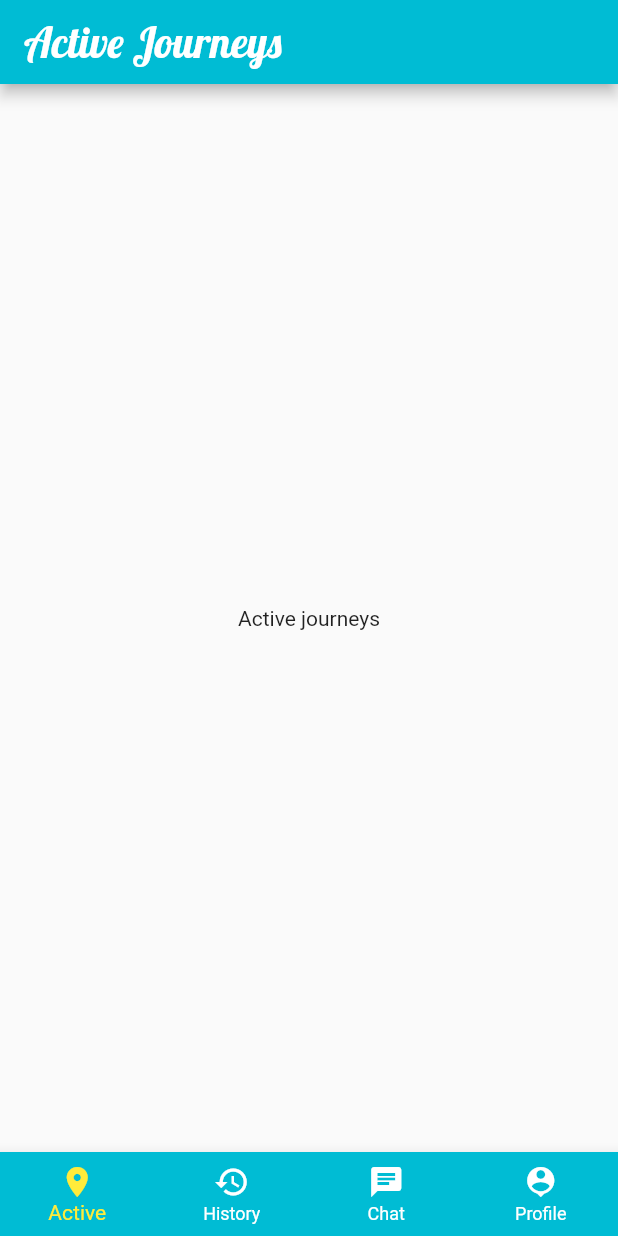
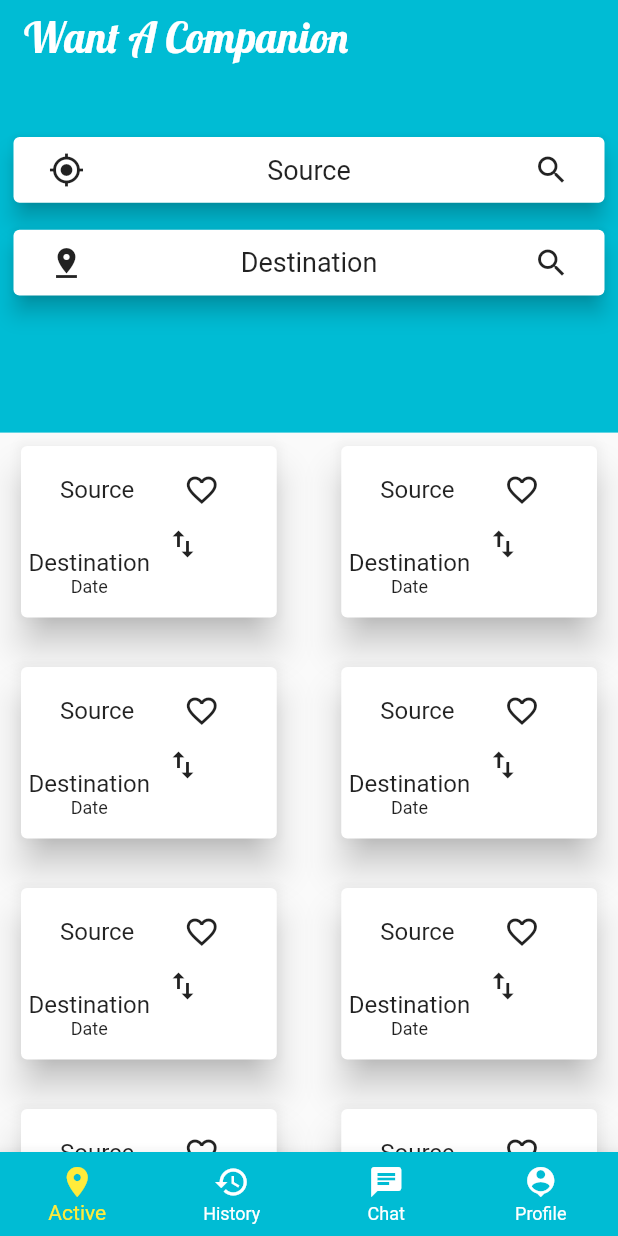
Before and after one commit to Ibneet/letsGo-Frontend, a Flutter app: the screen it shows after launch, on a phone screen of 412 x 824 dp. Run offline on Flutter 3.47's test engine with Material 2 defaults, Android fonts, the phone set to English and light mode, and no system bars.

Commit message:
Active Journey Layout

```diff
--- a/lib/main.dart
+++ b/lib/main.dart
@@ -20,14 +20,12 @@ class MyApp extends StatelessWidget {
               ),
           appBarTheme: AppBarTheme(
             textTheme: ThemeData.light().textTheme.copyWith(
-            headline6: TextStyle(
-              fontFamily: 'Lobster',
-              fontSize: 28
-            )
+                  headline6: TextStyle(fontFamily: 'Lobster', fontSize: 28),
                 ),
-        )
-      ),
-      home: TabsScreen()
+          )),
+      routes: {
+        TabsScreen.routeName: (ctx) => TabsScreen(),
+      },
     );
   }
 }
--- /dev/null
+++ b/lib/screens/active_journeys/DataSearch.dart
@@ -0,0 +1,56 @@
+import 'package:flutter/material.dart';
+
+class DataSearch extends SearchDelegate<String> {
+  final cities = [
+    "mumbai",
+    "patiala",
+    "jalandhar",
+    'beawar',
+  ];
+  @override
+  List<Widget> buildActions(BuildContext context) {
+    //actions for appbar
+    return [
+      IconButton(
+        icon: Icon(Icons.clear),
+        onPressed: () {
+          query = " ";
+        },
+      )
+    ];
+  }
+
+  @override
+  Widget buildLeading(BuildContext context) {
+    //leading icon
+    return IconButton(
+        icon: AnimatedIcon(
+          icon: AnimatedIcons.menu_arrow,
+          progress: transitionAnimation,
+        ),
+        onPressed: () {
+          close(context, null);
+        });
+  }
+
+  @override
+  Widget buildResults(BuildContext context) {
+    return Card(
+      child: Text(query),
+    );
+  }
+
+  @override
+  Widget buildSuggestions(BuildContext context) {
+    //show when someone searches
+    return ListView(
+      children: <Widget>[
+        ListTile(
+          leading: Icon(Icons.location_city),
+          title: Text(cities[0]),
+        ),
+      ],
+    );
+    throw UnimplementedError();
+  }
+}
--- a/lib/screens/active_journeys/active_journeys_screen.dart
+++ b/lib/screens/active_journeys/active_journeys_screen.dart
@@ -1,14 +1,42 @@
 import 'package:flutter/material.dart';
+
+import './journey_item.dart';
+import './add_new_journey.dart';
+import '../../dummy_data.dart';
 
 class ActiveJourneysScreen extends StatelessWidget {
   @override
   Widget build(BuildContext context) {
+    var appHeight =
+        MediaQuery.of(context).size.height - MediaQuery.of(context).padding.top;
     return Scaffold(
-      appBar: AppBar(
-        title: Text('Active Journeys'),
-      ),
-      body: Center(
-        child: Text('Active journeys'),
+      body: CustomScrollView(
+        slivers: <Widget>[
+          SliverAppBar(
+            title: Container(
+              width: double.infinity,
+              height: appHeight * 0.05,
+              child: const Text('Want A Companion'),
+            ),
+            pinned: true,
+            expandedHeight: appHeight * .35,
+            flexibleSpace: FlexibleSpaceBar(
+              background: AddNewJourney(),
+            ),
+          ),
+          SliverGrid(
+            gridDelegate: SliverGridDelegateWithFixedCrossAxisCount(
+              crossAxisCount: 2,
+              childAspectRatio: 3 / 2,
+              crossAxisSpacing: 15,
+              mainAxisSpacing: 15,
+            ),
+            delegate: SliverChildBuilderDelegate(
+              (ctx, index) => JourneyItem(),
+              childCount: dummyJourneys.length*10,
+            ),
+          ),
+        ],
       ),
     );
   }
--- /dev/null
+++ b/lib/screens/active_journeys/add_new_journey.dart
@@ -0,0 +1,86 @@
+import 'package:flutter/material.dart';
+
+import './DataSearch.dart';
+
+class AddNewJourney extends StatelessWidget {
+  @override
+  Widget build(BuildContext context) {
+    var mediaQuery = MediaQuery.of(context);
+    var appHeight = mediaQuery.size.height - mediaQuery.padding.top;
+    return Container(
+      width: double.infinity,
+      padding: EdgeInsets.only(
+        top: appHeight * 0.1,
+      ),
+      height: appHeight * .4,
+      child: Column(
+        children: <Widget>[
+          GestureDetector(
+            onTap: () {
+              showSearch(
+                context: context,
+                delegate: DataSearch(),
+              );
+            },
+            child: Container(
+              padding: const EdgeInsets.all(5),
+              height: appHeight * 0.075,
+              child: Card(
+                elevation: 6,
+                child: Row(
+                  mainAxisAlignment: MainAxisAlignment.spaceAround,
+                  children: <Widget>[
+                    Icon(
+                      Icons.my_location,
+                    ),
+                    Container(
+                      alignment: Alignment.center,
+                      width: mediaQuery.size.width * 0.5,
+                      child: Text(
+                        'Source',
+                        style: const TextStyle(fontSize: 18),
+                      ),
+                    ),
+                    Icon(Icons.search),
+                  ],
+                ),
+              ),
+            ),
+          ),
+          GestureDetector(
+            onTap: () {
+              showSearch(
+                context: context,
+                delegate: DataSearch(),
+              );
+            },
+            child: Container(
+              padding: const EdgeInsets.all(5),
+              height: appHeight * 0.075,
+              child: Card(
+                elevation: 6,
+                child: Row(
+                  mainAxisAlignment: MainAxisAlignment.spaceAround,
+                  children: <Widget>[
+                    Icon(
+                      Icons.pin_drop,
+                    ),
+                    Container(
+                      alignment: Alignment.center,
+                      width: mediaQuery.size.width * 0.5,
+                      child: const Text(
+                        'Destination',
+                        style: const TextStyle(fontSize: 18),
+                      ),
+                    ),
+                    Icon(Icons.search),
+                  ],
+                ),
+              ),
+            ),
+          ),
+        ],
+      ),
+    );
+  }
+}
--- /dev/null
+++ b/lib/screens/active_journeys/journey_item.dart
@@ -0,0 +1,69 @@
+import 'package:flutter/material.dart';
+
+class JourneyItem extends StatelessWidget {
+  @override
+  Widget build(BuildContext context) {
+    return Container(
+      height: 150,
+      margin: EdgeInsets.symmetric(horizontal: 10, vertical: 5),
+      child: Card(
+        elevation: 10,
+        child: Container(
+          padding: EdgeInsets.all(5),
+          child: Column(
+            children: <Widget>[
+              Row(
+                mainAxisAlignment: MainAxisAlignment.spaceEvenly,
+                children: <Widget>[
+                  Text(
+                    'Source',
+                    style: TextStyle(
+                      fontSize: 16,
+                    ),
+                  ),
+                  IconButton(
+                    icon: Icon(Icons.favorite_border),
+                    onPressed: () {},
+                  ),
+                ],
+              ),
+              Container(
+                height: 15,
+                child: Row(
+                  mainAxisAlignment: MainAxisAlignment.spaceEvenly,
+                  children: <Widget>[
+                    Divider(
+                      color: Colors.black,
+                      height: 5,
+                    ),
+                    Icon(Icons.import_export),
+                  ],
+                ),
+              ),
+              Row(
+                children: <Widget>[
+                  Column(
+                    children: <Widget>[
+                      Text(
+                        'Destination',
+                        style: TextStyle(
+                          fontSize: 16,
+                        ),
+                      ),
+                      Text(
+                        'Date',
+                        style: TextStyle(
+                          fontSize: 12,
+                        ),
+                      ),
+                    ],
+                  )
+                ],
+              ),
+            ],
+          ),
+        ),
+      ),
+    );
+  }
+}
--- a/lib/screens/tabs_screen.dart
+++ b/lib/screens/tabs_screen.dart
@@ -6,11 +6,13 @@ import '../screens/chat/chat_screen.dart';
 import '../screens/user_profile/user_profile_screen.dart';
 
 class TabsScreen extends StatefulWidget {
+  static const routeName = '/';
   @override
   _TabsScreenState createState() => _TabsScreenState();
 }
 
 class _TabsScreenState extends State<TabsScreen> {
+
   final List<Widget> _screens = [
     ActiveJourneysScreen(),
     HistoryJourneysScreen(),
@@ -19,7 +21,7 @@ class _TabsScreenState extends State<TabsScreen> {
   ];
   int _selectedScreenIndex = 0;
 
-  void _selectScreen(int index){
+  void _selectScreen(int index) {
     setState(() {
       _selectedScreenIndex = index;
     });
@@ -38,24 +40,14 @@ class _TabsScreenState extends State<TabsScreen> {
           currentIndex: _selectedScreenIndex,
           items: [
             BottomNavigationBarItem(
-            icon: Icon(Icons.location_on),
-            title: Text('Active')
-          ),
+                icon: Icon(Icons.location_on), title: Text('Active')),
             BottomNavigationBarItem(
-            icon: Icon(Icons.history),
-            title: Text('History')
-          ),
+                icon: Icon(Icons.history), title: Text('History')),
             BottomNavigationBarItem(
-            icon: Icon(Icons.chat),
-            title: Text('Chat')
-          ),
+                icon: Icon(Icons.chat), title: Text('Chat')),
             BottomNavigationBarItem(
-            icon: Icon(Icons.person_pin),
-            title: Text('Profile')
-          ),
-        ]
-      ),
-
+                icon: Icon(Icons.person_pin), title: Text('Profile')),
+          ]),
     );
   }
 }
```
Also changed, not shown: lib/screens/user_profile/user_profile_screen.dart (line endings or trailing spaces). Lines whose indentation alone changed are shown as unchanged.
